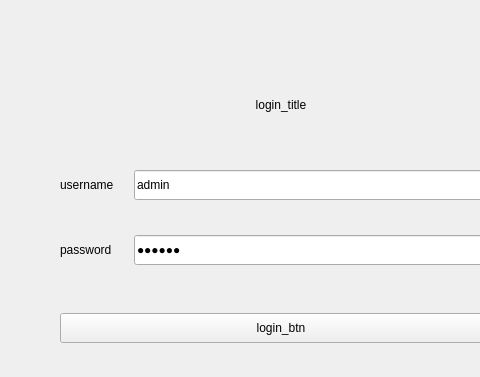
Above: app/ui/LoginUI.ui from Meydan-ZHOU/smileSystem before the change; both pictures show x 0 to 480 and y 0 to 377 of the 562 by 490 pixel window. Below: the same form after it.
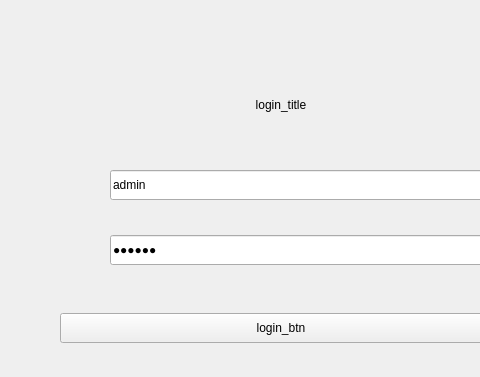
That is the form after the change.

```diff
--- a/app/ui/LoginUI.ui
+++ b/app/ui/LoginUI.ui
@@ -124,8 +124,11 @@
      </item>
      <item>
       <layout class="QFormLayout" name="formLayout">
+       <property name="formAlignment">
+        <set>Qt::AlignLeading|Qt::AlignLeft|Qt::AlignVCenter</set>
+       </property>
        <property name="horizontalSpacing">
-        <number>20</number>
+        <number>10</number>
        </property>
        <property name="verticalSpacing">
         <number>35</number>
@@ -142,19 +145,6 @@
        <property name="bottomMargin">
         <number>0</number>
        </property>
-       <item row="0" column="0">
-        <widget class="QLabel" name="label_username">
-         <property name="minimumSize">
-          <size>
-           <width>0</width>
-           <height>30</height>
-          </size>
-         </property>
-         <property name="text">
-          <string>username</string>
-         </property>
-        </widget>
-       </item>
        <item row="0" column="1">
         <widget class="QLineEdit" name="lineEdit_username">
          <property name="sizePolicy">
@@ -177,19 +167,6 @@
          </property>
         </widget>
        </item>
-       <item row="1" column="0">
-        <widget class="QLabel" name="label_password">
-         <property name="minimumSize">
-          <size>
-           <width>0</width>
-           <height>30</height>
-          </size>
-         </property>
-         <property name="text">
-          <string>password</string>
-         </property>
-        </widget>
-       </item>
        <item row="1" column="1">
         <widget class="QLineEdit" name="lineEdit_password">
          <property name="sizePolicy">
@@ -281,6 +258,29 @@
          </layout>
         </widget>
        </item>
+       <item row="0" column="0">
+        <widget class="QPushButton" name="pushButton_username">
+         <property name="layoutDirection">
+          <enum>Qt::LeftToRight</enum>
+         </property>
+         <property name="text">
+          <string/>
+         </property>
+         <property name="flat">
+          <bool>true</bool>
+         </property>
+        </widget>
+       </item>
+       <item row="1" column="0">
+        <widget class="QPushButton" name="pushButton_password">
+         <property name="text">
+          <string/>
+         </property>
+         <property name="flat">
+          <bool>true</bool>
+         </property>
+        </widget>
+       </item>
       </layout>
      </item>
      <item>
```
